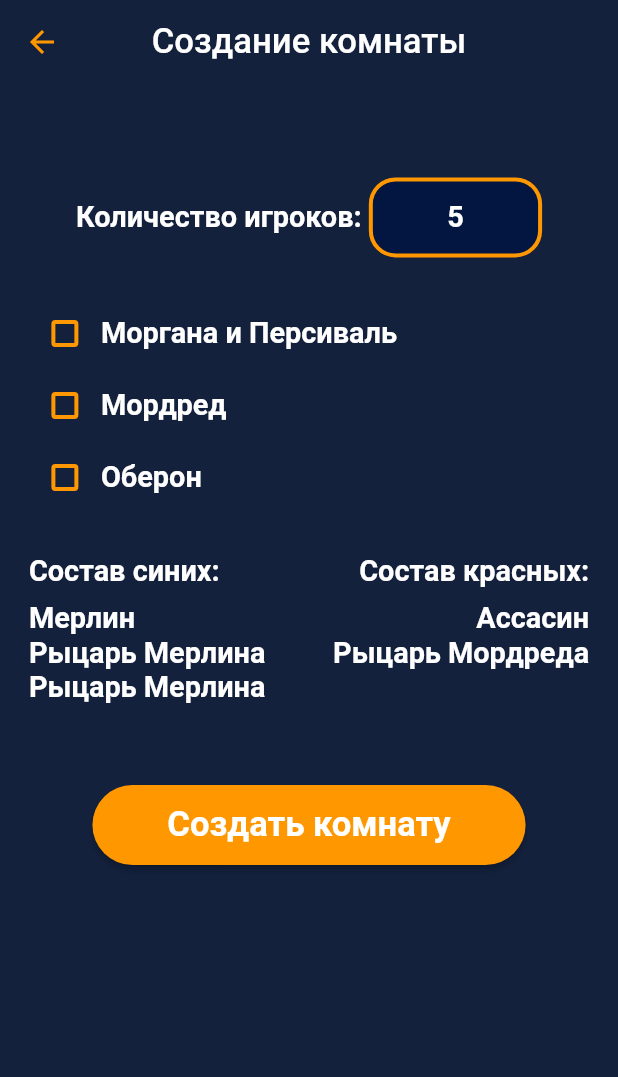
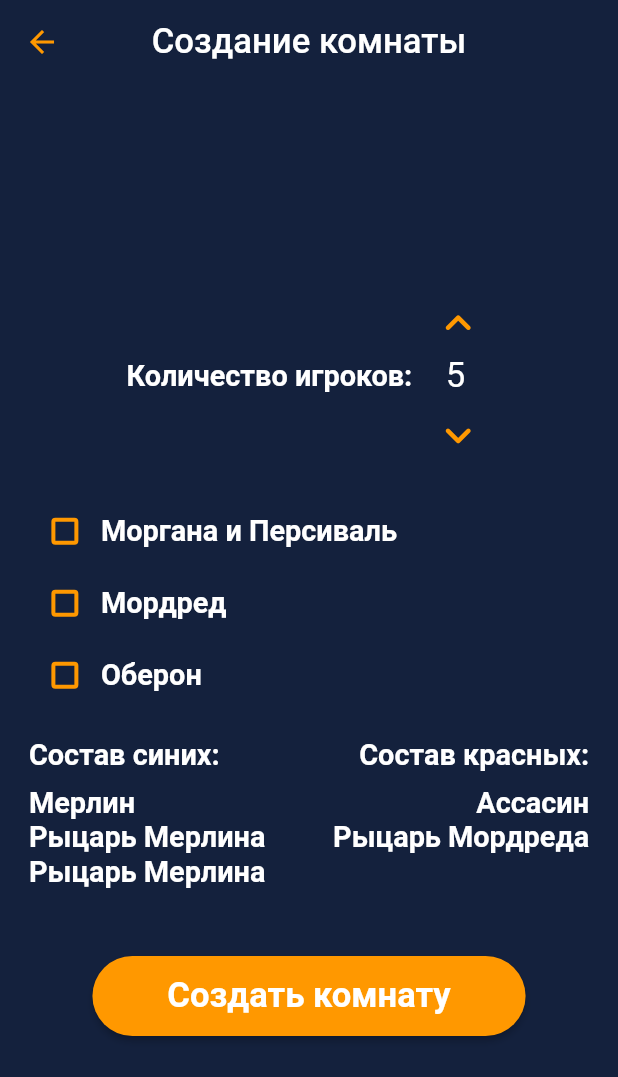
Before and after one commit to El0Ephant/the_resistance_frontend, a Flutter app: the GameCreationPage screen opened by its route, on a phone screen of 412 x 824 dp. Shown: the top 1077 px of the screen. Run offline on Flutter 3.47's test engine with Material 2 defaults, Android fonts, the phone set to English and light mode, and no system bars; our stand-ins replace auto_route, bloc, flutter_bloc, flutter_screenutil, flutter_secure_storage, freezed_annotation; missing offline and left inert: matrix4_transform; accounts and stored records are empty.

Commit message:
Reworked choosing of players number

```diff
--- a/lib/ui/pages/game_creation_page/game_creation_page.dart
+++ b/lib/ui/pages/game_creation_page/game_creation_page.dart
@@ -33,19 +33,19 @@ class GameCreationPage extends StatelessWidget {
         padding: EdgeInsets.only(
           left: 20.w,
           right: 20.w,
-          top: 70.h
         ),
         child: BlocProvider(
           create: (context) => GameCreationBloc()..add(const GameCreationEvent.init()),
           child: Column(
             crossAxisAlignment: CrossAxisAlignment.center,
+            mainAxisAlignment: MainAxisAlignment.center,
             children: [
               const PlayersNumber(),
-              SizedBox(height: 30.h,),
+              SizedBox(height: 20.h,),
               const SpecialRoles(),
-              SizedBox(height: 30.h,),
+              SizedBox(height: 20.h,),
               const Teams(),
-              SizedBox(height: 60.h,),
+              SizedBox(height: 50.h,),
               const CreateGameButton(),
             ]
           ),
--- a/lib/ui/pages/game_creation_page/widgets/players_number.dart
+++ b/lib/ui/pages/game_creation_page/widgets/players_number.dart
@@ -10,55 +10,41 @@ class PlayersNumber extends StatelessWidget {
 
   @override
   Widget build(BuildContext context) {
-    final dropdownItems = [5, 6, 7, 8, 9, 10];
+    //final dropdownItems = [5, 6, 7, 8, 9, 10];
     return Center(
       child: Row(
         mainAxisAlignment: MainAxisAlignment.center,
         children: [
           Text('Количество игроков: ', style: AppTextStyles.mainInfoTextStyle,),
-          Container(
-            decoration: BoxDecoration(
-              border: Border.all(color: AppColors.orange, width: 3.r),
-              borderRadius: BorderRadius.circular(20.r),
-              color: AppColors.secondBlue,
-            ),
-            width: 120.w,
-            child: PopupMenuButton<int>(
-              shape: RoundedRectangleBorder(
-                borderRadius: BorderRadius.vertical(bottom: Radius.circular(20.r))
-              ),
-              onSelected: (value) {
-                context.read<GameCreationBloc>().add(SetPlayersNumberEvent(value));
-              },
-              elevation: 16,
-              position: PopupMenuPosition.under,
-              color: AppColors.secondBlue,
-              icon: BlocBuilder<GameCreationBloc, GameCreationState>(
-                buildWhen: (previous, current) {
-                  if (previous is! GameCreationSetup && current is GameCreationSetup){
-                    return true;
-                  }
-                  if (previous is GameCreationSetup && current is GameCreationSetup && previous.newGame.players != current.newGame.players){
-                    return true;
-                  }
-                  return false;
-                },
-                builder: ((context, state) =>
-                  Text(state is GameCreationSetup ? state.newGame.players.toString():'', style: AppTextStyles.mainInfoTextStyle,)
-                )
-              ),
-              itemBuilder: (context) => dropdownItems.map<PopupMenuItem<int>>(
-                  (value) => PopupMenuItem(
-                    padding: EdgeInsets.zero,
-                    value: value,
-                    child: SizedBox(
-                      width: 115.w,
-                      child: Center(child: Text(value.toString(), style: AppTextStyles.mainInfoTextStyle))
-                    )
-                  )
-                ).toList(),
-            ),
-          ),
+          BlocBuilder<GameCreationBloc, GameCreationState>(
+            buildWhen: (previous, current) => current is GameCreationSetup,
+            builder: (context, state) {
+              return state.maybeWhen(
+                orElse: () => const SizedBox.shrink(),
+                gameCreationSetup: ((newGame) => Column(
+                  children: [
+                    IconButton(
+                      onPressed: (){
+                        if (newGame.players < 10) {
+                          context.read<GameCreationBloc>().add(SetPlayersNumberEvent(newGame.players + 1));
+                        }
+                      },
+                      icon: Icon(Icons.keyboard_arrow_up_rounded, color: AppColors.orange, size: 40.r,)
+                    ),
+                    Text(newGame.players.toString(), style: AppTextStyles.labelTextStyle,),
+                    IconButton(
+                      onPressed: (){
+                        if (newGame.players > 5) {
+                          context.read<GameCreationBloc>().add(SetPlayersNumberEvent(newGame.players - 1));
+                        }
+                      },
+                      icon: Icon(Icons.keyboard_arrow_down_rounded, color: AppColors.orange, size: 40.r,)
+                    ),
+                  ],
+                ))
+              );
+            },
+          )
         ],
       )
     );
```
Also changed, not shown: lib/data/repositories/new_game_repository.dart (+12 -12 lines).
